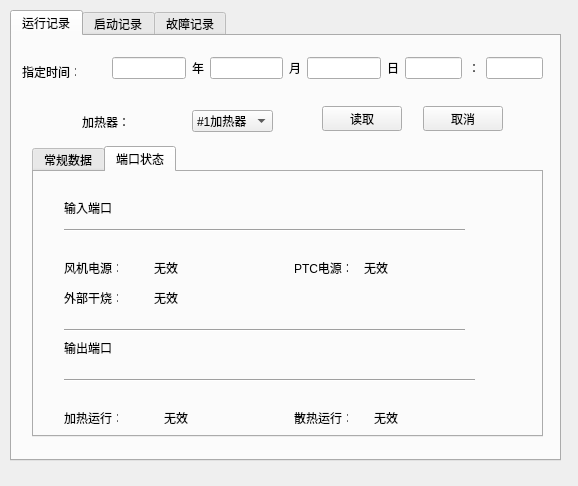
samier958/heaterClient, file cheaterhistoryrecord.ui: the form before one commit.
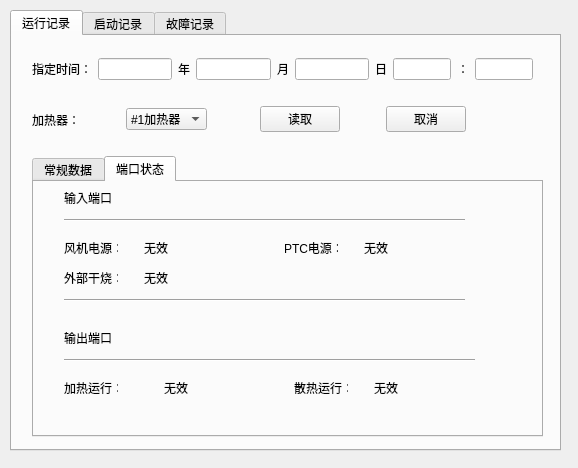
The form after the commit. The open tabs and pages were chosen to show the change.

Commit message: Align the form in the project.

What changed in the file:
```diff
--- a/cheaterhistoryrecord.ui
+++ b/cheaterhistoryrecord.ui
@@ -7,7 +7,7 @@
     <x>0</x>
     <y>0</y>
     <width>578</width>
-    <height>486</height>
+    <height>468</height>
    </rect>
   </property>
   <property name="windowTitle">
@@ -19,7 +19,7 @@
      <x>10</x>
      <y>10</y>
      <width>551</width>
-     <height>451</height>
+     <height>441</height>
     </rect>
    </property>
    <property name="currentIndex">
@@ -29,150 +29,13 @@
     <attribute name="title">
      <string>运行记录</string>
     </attribute>
-    <widget class="QWidget" name="layoutWidget">
-     <property name="geometry">
-      <rect>
-       <x>70</x>
-       <y>70</y>
-       <width>191</width>
-       <height>31</height>
-      </rect>
-     </property>
-     <layout class="QHBoxLayout" name="horizontalLayout_6">
-      <item>
-       <widget class="QLabel" name="label_27">
-        <property name="text">
-         <string>加热器：</string>
-        </property>
-       </widget>
-      </item>
-      <item>
-       <spacer name="horizontalSpacer_3">
-        <property name="orientation">
-         <enum>Qt::Horizontal</enum>
-        </property>
-        <property name="sizeHint" stdset="0">
-         <size>
-          <width>40</width>
-          <height>20</height>
-         </size>
-        </property>
-       </spacer>
-      </item>
-      <item>
-       <widget class="QComboBox" name="hearterFixedTimeIndex">
-        <item>
-         <property name="text">
-          <string>#1加热器</string>
-         </property>
-        </item>
-        <item>
-         <property name="text">
-          <string>#2加热器</string>
-         </property>
-        </item>
-        <item>
-         <property name="text">
-          <string>#3加热器</string>
-         </property>
-        </item>
-        <item>
-         <property name="text">
-          <string>#4加热器</string>
-         </property>
-        </item>
-        <item>
-         <property name="text">
-          <string>#5加热器</string>
-         </property>
-        </item>
-       </widget>
-      </item>
-     </layout>
-    </widget>
-    <widget class="QWidget" name="layoutWidget_2">
-     <property name="geometry">
-      <rect>
-       <x>100</x>
-       <y>20</y>
-       <width>431</width>
-       <height>24</height>
-      </rect>
-     </property>
-     <layout class="QHBoxLayout" name="horizontalLayout_7">
-      <item>
-       <layout class="QHBoxLayout" name="horizontalLayout_8">
-        <item>
-         <widget class="QLineEdit" name="recordTimeYear"/>
-        </item>
-        <item>
-         <widget class="QLabel" name="label_28">
-          <property name="text">
-           <string>年</string>
-          </property>
-         </widget>
-        </item>
-        <item>
-         <widget class="QLineEdit" name="recordTimeMonth"/>
-        </item>
-        <item>
-         <widget class="QLabel" name="label_29">
-          <property name="text">
-           <string>月</string>
-          </property>
-         </widget>
-        </item>
-        <item>
-         <widget class="QLineEdit" name="recordTimeDay"/>
-        </item>
-        <item>
-         <widget class="QLabel" name="label_30">
-          <property name="text">
-           <string>日</string>
-          </property>
-         </widget>
-        </item>
-       </layout>
-      </item>
-      <item>
-       <layout class="QHBoxLayout" name="horizontalLayout_9">
-        <item>
-         <widget class="QLineEdit" name="recordTimeHour"/>
-        </item>
-        <item>
-         <widget class="QLabel" name="label_31">
-          <property name="text">
-           <string>：</string>
-          </property>
-         </widget>
-        </item>
-        <item>
-         <widget class="QLineEdit" name="recordTimeMinute"/>
-        </item>
-       </layout>
-      </item>
-     </layout>
-    </widget>
-    <widget class="QLabel" name="label">
-     <property name="geometry">
-      <rect>
-       <x>10</x>
-       <y>30</y>
-       <width>54</width>
-       <height>12</height>
-      </rect>
-     </property>
-     <property name="text">
-      <string>指定时间：</string>
-     </property>
-    </widget>
     <widget class="QTabWidget" name="tabWidget_2">
      <property name="geometry">
       <rect>
        <x>20</x>
-       <y>110</y>
+       <y>120</y>
        <width>511</width>
-       <height>291</height>
+       <height>281</height>
       </rect>
      </property>
      <property name="currentIndex">
@@ -295,7 +158,7 @@
        <property name="geometry">
         <rect>
          <x>30</x>
-         <y>30</y>
+         <y>10</y>
          <width>54</width>
          <height>12</height>
         </rect>
@@ -308,7 +171,7 @@
        <property name="geometry">
         <rect>
          <x>30</x>
-         <y>50</y>
+         <y>30</y>
          <width>401</width>
          <height>16</height>
         </rect>
@@ -321,7 +184,7 @@
        <property name="geometry">
         <rect>
          <x>30</x>
-         <y>90</y>
+         <y>60</y>
          <width>54</width>
          <height>12</height>
         </rect>
@@ -334,7 +197,7 @@
        <property name="geometry">
         <rect>
          <x>30</x>
-         <y>120</y>
+         <y>90</y>
          <width>54</width>
          <height>12</height>
         </rect>
@@ -346,8 +209,8 @@
       <widget class="QLabel" name="label_43">
        <property name="geometry">
         <rect>
-         <x>260</x>
-         <y>90</y>
+         <x>250</x>
+         <y>60</y>
          <width>54</width>
          <height>12</height>
         </rect>
@@ -360,7 +223,7 @@
        <property name="geometry">
         <rect>
          <x>30</x>
-         <y>170</y>
+         <y>150</y>
          <width>54</width>
          <height>12</height>
         </rect>
@@ -373,7 +236,7 @@
        <property name="geometry">
         <rect>
          <x>30</x>
-         <y>150</y>
+         <y>110</y>
          <width>401</width>
          <height>16</height>
         </rect>
@@ -386,7 +249,7 @@
        <property name="geometry">
         <rect>
          <x>30</x>
-         <y>200</y>
+         <y>170</y>
          <width>411</width>
          <height>16</height>
         </rect>
@@ -399,7 +262,7 @@
        <property name="geometry">
         <rect>
          <x>30</x>
-         <y>240</y>
+         <y>200</y>
          <width>54</width>
          <height>12</height>
         </rect>
@@ -412,7 +275,7 @@
        <property name="geometry">
         <rect>
          <x>260</x>
-         <y>240</y>
+         <y>200</y>
          <width>54</width>
          <height>12</height>
         </rect>
@@ -424,8 +287,8 @@
       <widget class="QLabel" name="fanPowerPort">
        <property name="geometry">
         <rect>
-         <x>120</x>
-         <y>90</y>
+         <x>110</x>
+         <y>60</y>
          <width>54</width>
          <height>12</height>
         </rect>
@@ -437,8 +300,8 @@
       <widget class="QLabel" name="externalBurdenPort">
        <property name="geometry">
         <rect>
-         <x>120</x>
-         <y>120</y>
+         <x>110</x>
+         <y>90</y>
          <width>54</width>
          <height>12</height>
         </rect>
@@ -451,7 +314,7 @@
        <property name="geometry">
         <rect>
          <x>330</x>
-         <y>90</y>
+         <y>60</y>
          <width>54</width>
          <height>12</height>
         </rect>
@@ -464,7 +327,7 @@
        <property name="geometry">
         <rect>
          <x>130</x>
-         <y>240</y>
+         <y>200</y>
          <width>54</width>
          <height>12</height>
         </rect>
@@ -477,7 +340,7 @@
        <property name="geometry">
         <rect>
          <x>340</x>
-         <y>240</y>
+         <y>200</y>
          <width>54</width>
          <height>12</height>
         </rect>
@@ -488,25 +351,71 @@
       </widget>
      </widget>
     </widget>
-    <widget class="QWidget" name="layoutWidget_3">
+    <widget class="QWidget" name="">
      <property name="geometry">
       <rect>
-       <x>310</x>
+       <x>20</x>
        <y>70</y>
-       <width>181</width>
-       <height>25</height>
+       <width>434</width>
+       <height>27</height>
       </rect>
      </property>
-     <layout class="QHBoxLayout" name="horizontalLayout_10">
+     <layout class="QHBoxLayout" name="horizontalLayout">
       <item>
-       <widget class="QPushButton" name="read">
-        <property name="text">
-         <string>读取</string>
-        </property>
-       </widget>
+       <layout class="QHBoxLayout" name="horizontalLayout_6">
+        <item>
+         <widget class="QLabel" name="label_27">
+          <property name="text">
+           <string>加热器：</string>
+          </property>
+         </widget>
+        </item>
+        <item>
+         <spacer name="horizontalSpacer_3">
+          <property name="orientation">
+           <enum>Qt::Horizontal</enum>
+          </property>
+          <property name="sizeHint" stdset="0">
+           <size>
+            <width>40</width>
+            <height>20</height>
+           </size>
+          </property>
+         </spacer>
+        </item>
+        <item>
+         <widget class="QComboBox" name="hearterFixedTimeIndex">
+          <item>
+           <property name="text">
+            <string>#1加热器</string>
+           </property>
+          </item>
+          <item>
+           <property name="text">
+            <string>#2加热器</string>
+           </property>
+          </item>
+          <item>
+           <property name="text">
+            <string>#3加热器</string>
+           </property>
+          </item>
+          <item>
+           <property name="text">
+            <string>#4加热器</string>
+           </property>
+          </item>
+          <item>
+           <property name="text">
+            <string>#5加热器</string>
+           </property>
+          </item>
+         </widget>
+        </item>
+       </layout>
       </item>
       <item>
-       <spacer name="horizontalSpacer_4">
+       <spacer name="horizontalSpacer">
         <property name="orientation">
          <enum>Qt::Horizontal</enum>
         </property>
@@ -519,12 +428,143 @@
        </spacer>
       </item>
       <item>
-       <widget class="QPushButton" name="cancle">
+       <layout class="QHBoxLayout" name="horizontalLayout_10">
+        <item>
+         <widget class="QPushButton" name="read">
+          <property name="text">
+           <string>读取</string>
+          </property>
+         </widget>
+        </item>
+        <item>
+         <spacer name="horizontalSpacer_4">
+          <property name="orientation">
+           <enum>Qt::Horizontal</enum>
+          </property>
+          <property name="sizeHint" stdset="0">
+           <size>
+            <width>40</width>
+            <height>20</height>
+           </size>
+          </property>
+         </spacer>
+        </item>
+        <item>
+         <widget class="QPushButton" name="cancle">
+          <property name="text">
+           <string>取消</string>
+          </property>
+         </widget>
+        </item>
+       </layout>
+      </item>
+     </layout>
+    </widget>
+    <widget class="QWidget" name="">
+     <property name="geometry">
+      <rect>
+       <x>20</x>
+       <y>20</y>
+       <width>501</width>
+       <height>26</height>
+      </rect>
+     </property>
+     <layout class="QHBoxLayout" name="horizontalLayout_2">
+      <item>
+       <widget class="QLabel" name="label">
         <property name="text">
-         <string>取消</string>
+         <string>指定时间：</string>
         </property>
        </widget>
       </item>
+      <item>
+       <layout class="QHBoxLayout" name="horizontalLayout_7">
+        <item>
+         <layout class="QHBoxLayout" name="horizontalLayout_8">
+          <item>
+           <widget class="QLineEdit" name="recordTimeYear">
+            <property name="alignment">
+             <set>Qt::AlignCenter</set>
+            </property>
+           </widget>
+          </item>
+          <item>
+           <widget class="QLabel" name="label_28">
+            <property name="text">
+             <string>年</string>
+            </property>
+           </widget>
+          </item>
+          <item>
+           <widget class="QLineEdit" name="recordTimeMonth">
+            <property name="alignment">
+             <set>Qt::AlignCenter</set>
+            </property>
+           </widget>
+          </item>
+          <item>
+           <widget class="QLabel" name="label_29">
+            <property name="text">
+             <string>月</string>
+            </property>
+           </widget>
+          </item>
+          <item>
+           <widget class="QLineEdit" name="recordTimeDay">
+            <property name="alignment">
+             <set>Qt::AlignCenter</set>
+            </property>
+           </widget>
+          </item>
+          <item>
+           <widget class="QLabel" name="label_30">
+            <property name="text">
+             <string>日</string>
+            </property>
+           </widget>
+          </item>
+         </layout>
+        </item>
+        <item>
+         <spacer name="horizontalSpacer_2">
+          <property name="orientation">
+           <enum>Qt::Horizontal</enum>
+          </property>
+          <property name="sizeHint" stdset="0">
+           <size>
+            <width>40</width>
+            <height>20</height>
+           </size>
+          </property>
+         </spacer>
+        </item>
+        <item>
+         <layout class="QHBoxLayout" name="horizontalLayout_9">
+          <item>
+           <widget class="QLineEdit" name="recordTimeHour">
+            <property name="alignment">
+             <set>Qt::AlignCenter</set>
+            </property>
+           </widget>
+          </item>
+          <item>
+           <widget class="QLabel" name="label_31">
+            <property name="text">
+             <string>：</string>
+            </property>
+           </widget>
+          </item>
+          <item>
+           <widget class="QLineEdit" name="recordTimeMinute">
+            <property name="alignment">
+             <set>Qt::AlignCenter</set>
+            </property>
+           </widget>
+          </item>
+         </layout>
+        </item>
+       </layout>
+      </item>
      </layout>
     </widget>
    </widget>
```
Left out of the diff: 18 changed lines with no effect on the pictures. The commit also changes 13 other files.
